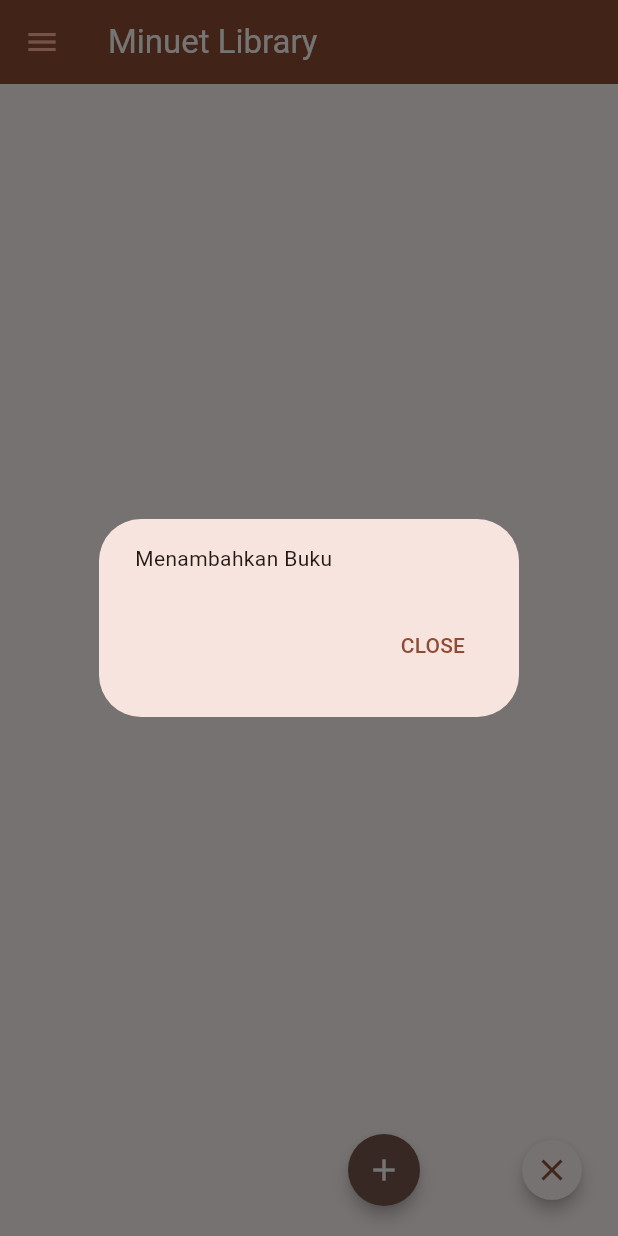
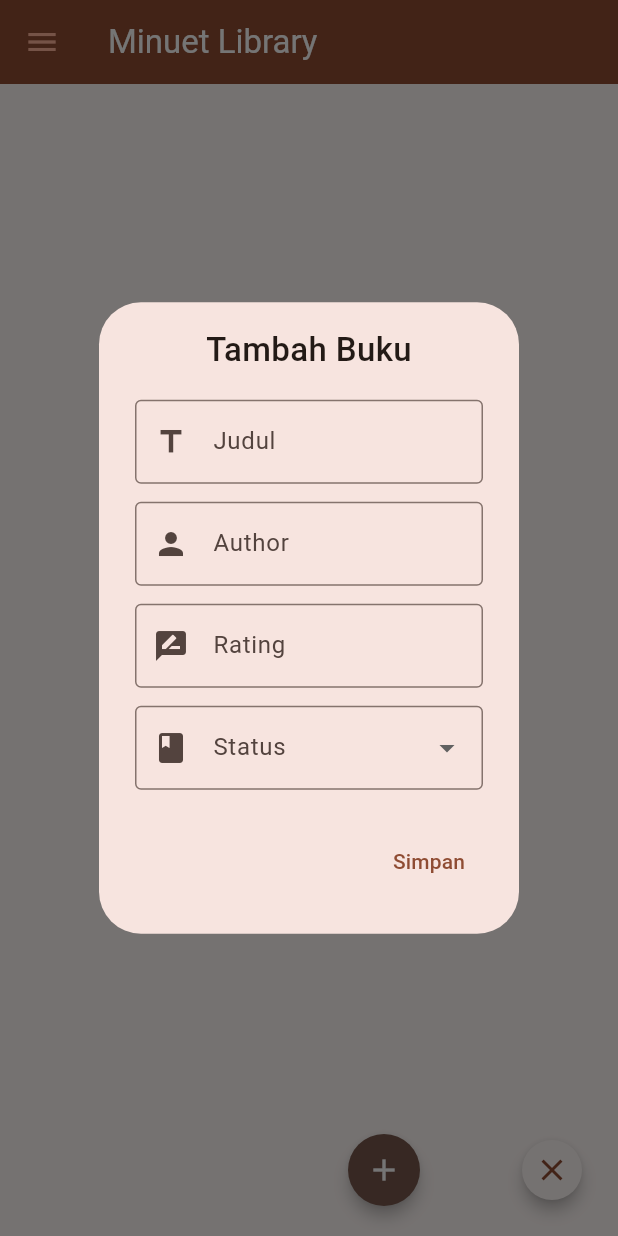
Before and after one commit to bintangyosua/LabMobile3_PankyBintang_F, a Flutter app: the screen it shows after launch, after a tap on the "close" icon, after a tap on the "add" icon, on a phone screen of 412 x 824 dp. Run offline on Flutter 3.47's test engine with Material 3 defaults, Android fonts, the phone set to English and light mode, and no system bars; our stand-ins replace csv, shared_preferences.

Commit message:
added add book feature

```diff
--- a/lib/components/action_button.dart
+++ b/lib/components/action_button.dart
@@ -2,22 +2,100 @@ import 'dart:math' as math;
 
 import 'package:flutter/material.dart';
 
-@immutable
-class ExampleExpandableFab extends StatelessWidget {
+class ExampleExpandableFab extends StatefulWidget {
+  final Function(String title, String author, String rating, int? status) onAdd;
+
+  const ExampleExpandableFab({super.key, required this.onAdd});
+
+  @override
+  AddButtonState createState() => AddButtonState();
+}
+
+class AddButtonState extends State<ExampleExpandableFab> {
   static const _actionTitles = ['Menambahkan Buku'];
 
-  const ExampleExpandableFab({super.key});
+  final TextEditingController _titleController = TextEditingController();
+  final TextEditingController _authorController = TextEditingController();
+  final TextEditingController _ratingController = TextEditingController();
+  final TextEditingController _statusController = TextEditingController();
+
+  int? status = 1;
 
   void _showAction(BuildContext context, int index) {
     showDialog<void>(
       context: context,
       builder: (context) {
         return AlertDialog(
-          content: Text(_actionTitles[index]),
+          content: Column(
+            mainAxisSize: MainAxisSize.min,
+            children: [
+              const Text(
+                'Tambah Buku',
+                style: TextStyle(fontSize: 22, fontWeight: FontWeight.w500),
+              ),
+              const SizedBox(
+                height: 18,
+              ),
+              TextField(
+                decoration: const InputDecoration(
+                    border: OutlineInputBorder(),
+                    labelText: 'Judul',
+                    prefixIcon: Icon(Icons.title)),
+                controller: _titleController,
+              ),
+              const SizedBox(
+                height: 12,
+              ),
+              TextField(
+                decoration: const InputDecoration(
+                    border: OutlineInputBorder(),
+                    labelText: 'Author',
+                    prefixIcon: Icon(Icons.person)),
+                controller: _authorController,
+              ),
+              const SizedBox(
+                height: 12,
+              ),
+              TextField(
+                decoration: const InputDecoration(
+                    border: OutlineInputBorder(),
+                    labelText: 'Rating',
+                    prefixIcon: Icon(Icons.rate_review)),
+                controller: _ratingController,
+              ),
+              const SizedBox(
+                height: 12,
+              ),
+              DropdownButtonFormField<int>(
+                decoration: const InputDecoration(
+                    border: OutlineInputBorder(),
+                    labelText: 'Status',
+                    prefixIcon: Icon(Icons.book)),
+                items: const [
+                  DropdownMenuItem(value: 1, child: Text("to read")),
+                  DropdownMenuItem(value: 2, child: Text("currently-reading")),
+                  DropdownMenuItem(value: 3, child: Text("read")),
+                ],
+                onChanged: (value) {
+                  setState(() {
+                    status = value;
+                  });
+                },
+              )
+            ],
+          ),
           actions: [
             TextButton(
-              onPressed: () => Navigator.of(context).pop(),
-              child: const Text('CLOSE'),
+              onPressed: () {
+                widget.onAdd(
+                  _titleController.text,
+                  _authorController.text,
+                  _ratingController.text,
+                  status,
+                );
+                Navigator.pop(context);
+              },
+              child: const Text('Simpan'),
             ),
           ],
         );
--- a/lib/components/book.dart
+++ b/lib/components/book.dart
@@ -100,7 +100,6 @@ class Book extends StatelessWidget {
                   height: 30,
                   child: ElevatedButton(
                     onPressed: () {
-                      print('id: $_id');
                       onRemove(_id);
                     },
                     style: ElevatedButton.styleFrom(
--- a/lib/library_page.dart
+++ b/lib/library_page.dart
@@ -13,6 +13,7 @@ class BookList extends StatefulWidget {
 
 class LibraryPage extends State<BookList> {
   List<List<dynamic>> booklist = [];
+  int counter = 17;
 
   @override
   void initState() {
@@ -36,10 +37,10 @@ class LibraryPage extends State<BookList> {
     });
   }
 
-  void addBook(
-      int id, String title, String author, String rating, String status) {
+  void addBook(String title, String author, String rating, int? status) {
     setState(() {
-      booklist.add([id, title, author, rating, status]);
+      counter++;
+      booklist.add([counter, title, author, rating, status]);
     });
   }
 
@@ -73,7 +74,7 @@ class LibraryPage extends State<BookList> {
                 );
               },
             ),
-      floatingActionButton: ExampleExpandableFab(),
+      floatingActionButton: ExampleExpandableFab(onAdd: addBook),
     );
   }
 }
```
